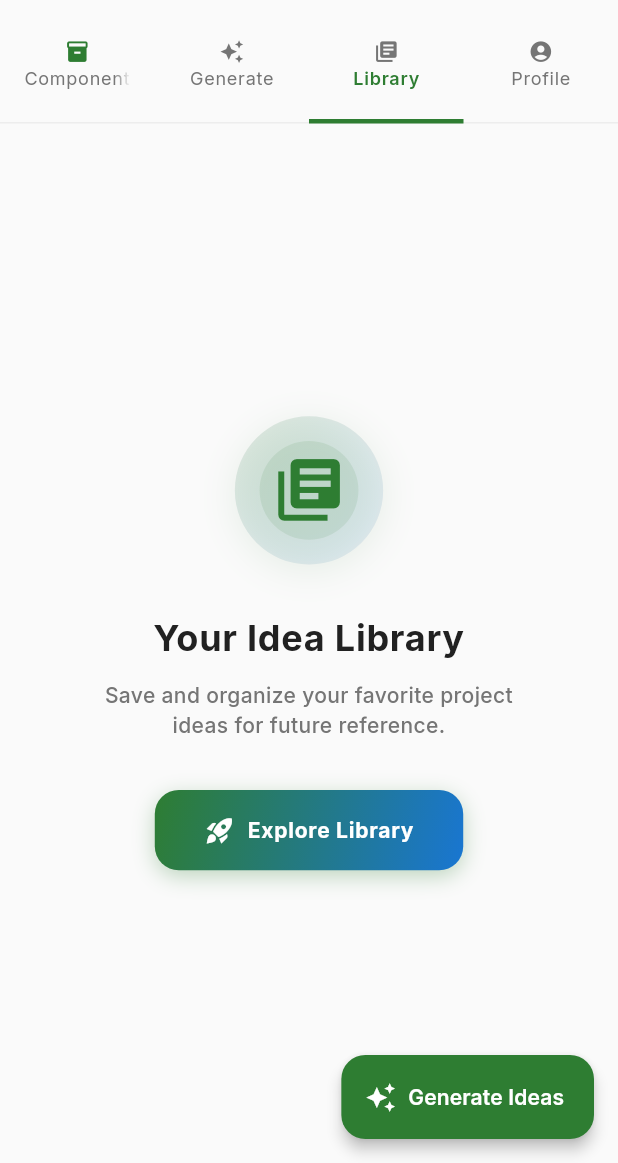
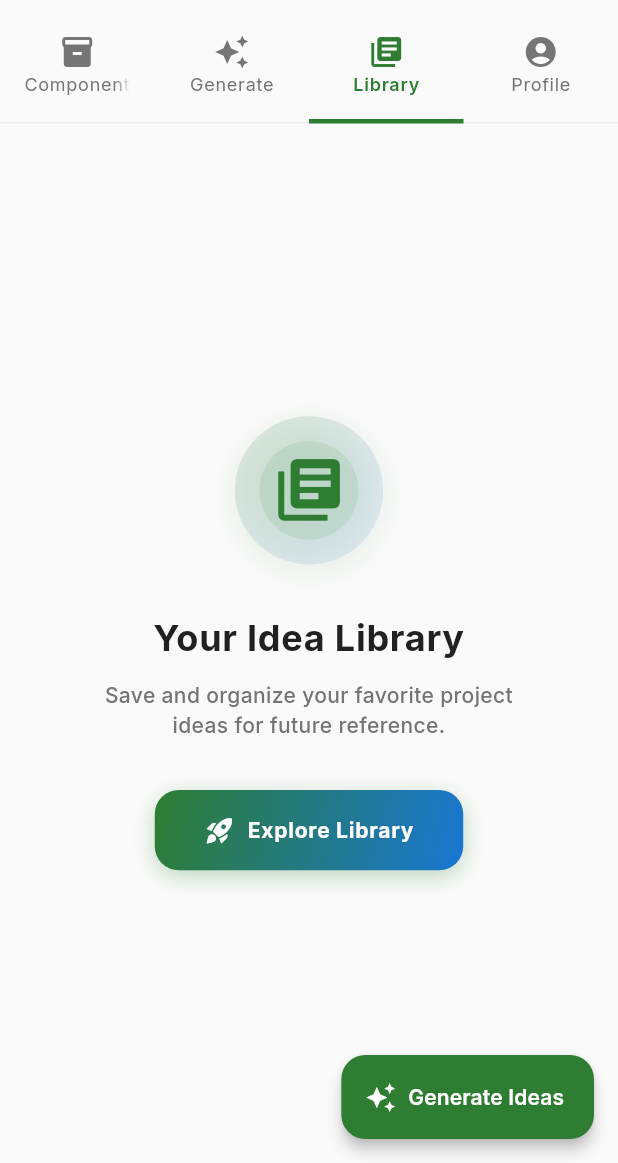
Before and after one commit to HardikBhaskar2010/atal_idea_generator, a Flutter app: the ComponentSelectionDashboard screen opened by its route, tab 3 chosen, on a phone screen of 412 x 824 dp, the part 73-1236 px from its top. Run offline on Flutter 3.47's test engine with Material 3 defaults, Android fonts, the phone set to English and light mode, and no system bars; our stand-ins replace cached_network_image, connectivity_plus, flutter_svg, google_fonts, shared_preferences, sizer; accounts and stored records are empty.

Commit message:
auto-commit for ded47571-a149-42f2-97ae-38a4afe82ad2

```diff
--- a/lib/presentation/component_selection_dashboard/component_selection_dashboard.dart
+++ b/lib/presentation/component_selection_dashboard/component_selection_dashboard.dart
@@ -330,45 +330,26 @@ class _ComponentSelectionDashboardState
           unselectedLabelStyle: theme.textTheme.labelMedium?.copyWith(
             fontWeight: FontWeight.w400,
           ),
-          tabs: [
+          onTap: (index) {
+            setState(() {
+              // This will trigger a rebuild and update the icons
+            });
+          },
+          tabs: const [
             Tab(
-              icon: CustomIconWidget(
-                iconName: 'inventory_2',
-                color: _tabController.index == 0
-                    ? colorScheme.primary
-                    : colorScheme.onSurfaceVariant,
-                size: 4.w,
-              ),
+              icon: Icon(Icons.inventory_2),
               text: 'Components',
             ),
             Tab(
-              icon: CustomIconWidget(
-                iconName: 'auto_awesome',
-                color: _tabController.index == 1
-                    ? colorScheme.primary
-                    : colorScheme.onSurfaceVariant,
-                size: 4.w,
-              ),
+              icon: Icon(Icons.auto_awesome),
               text: 'Generate',
             ),
             Tab(
-              icon: CustomIconWidget(
-                iconName: 'library_books',
-                color: _tabController.index == 2
-                    ? colorScheme.primary
-                    : colorScheme.onSurfaceVariant,
-                size: 4.w,
-              ),
+              icon: Icon(Icons.library_books),
               text: 'Library',
             ),
             Tab(
-              icon: CustomIconWidget(
-                iconName: 'account_circle',
-                color: _tabController.index == 3
-                    ? colorScheme.primary
-                    : colorScheme.onSurfaceVariant,
-                size: 4.w,
-              ),
+              icon: Icon(Icons.account_circle),
               text: 'Profile',
             ),
           ],
```
